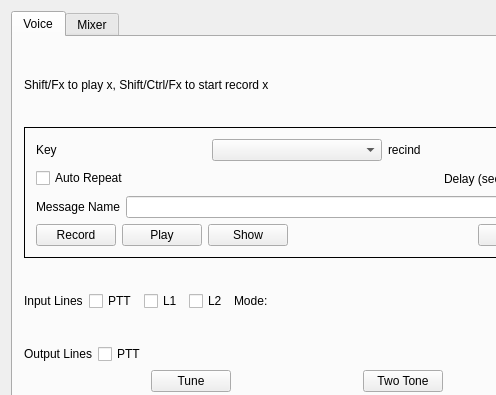
Above: mqt/MqtKeyer/KeyerMain.ui from Rsclub22/Minos2-Mirror before the change; both pictures show x 0 to 496 and y 0 to 395 of the 671 by 523 pixel window. Below: the same form after it.
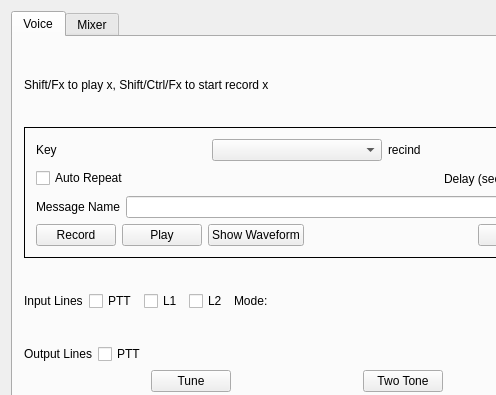
That is the form after the change. The open tabs and pages were chosen to show the change. Custom widgets are drawn as their Qt base class.

Patch:
```diff
--- a/mqt/MqtKeyer/KeyerMain.ui
+++ b/mqt/MqtKeyer/KeyerMain.ui
@@ -126,7 +126,7 @@
              <item>
               <widget class="QPushButton" name="showButton">
                <property name="text">
-                <string>Show</string>
+                <string>Show Waveform</string>
                </property>
               </widget>
              </item>
```
Left out of the diff: 2 changed lines with no effect on the pictures.
